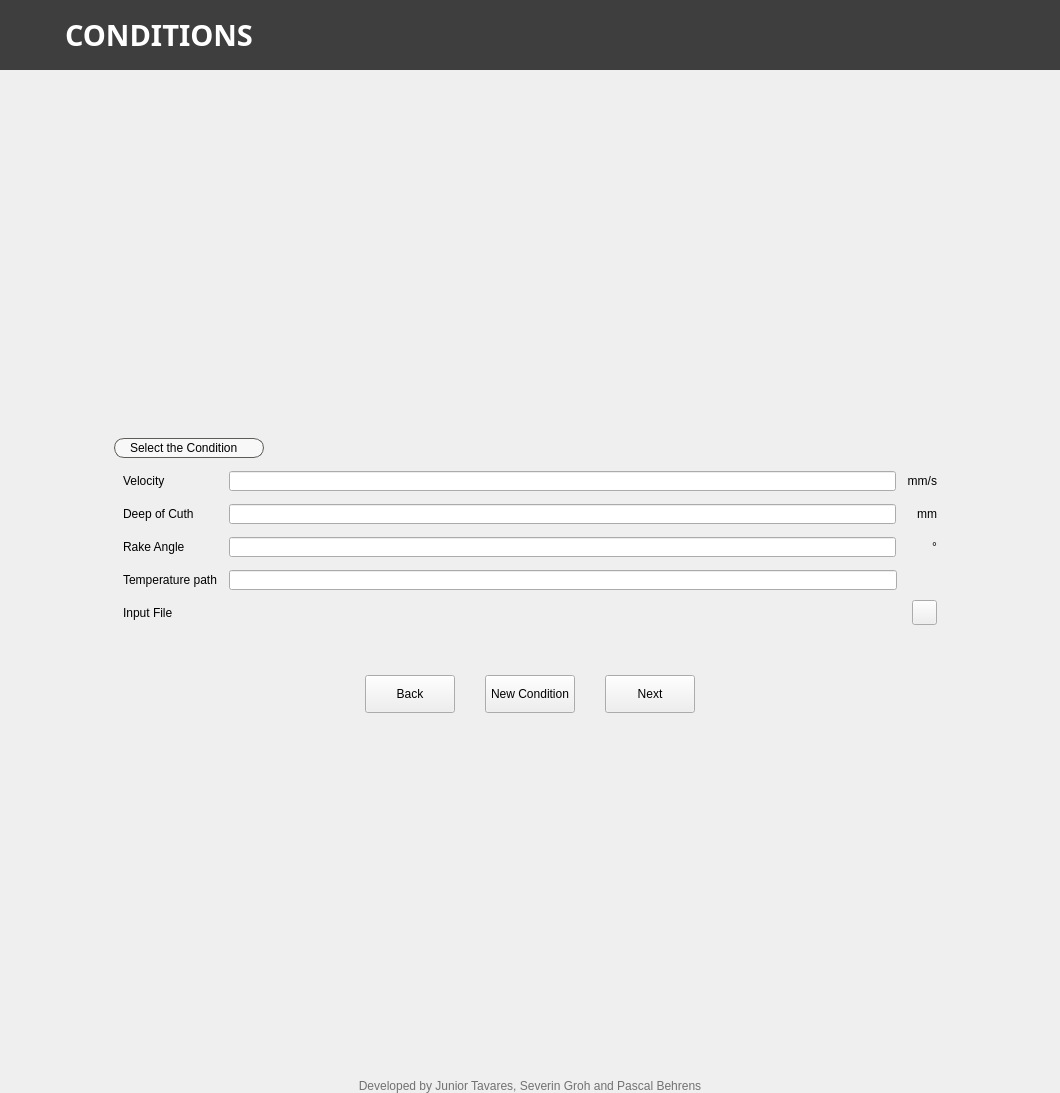
Qt form frontend/interface/form.ui (juniortavaress/material-model-calibration) before a commit.
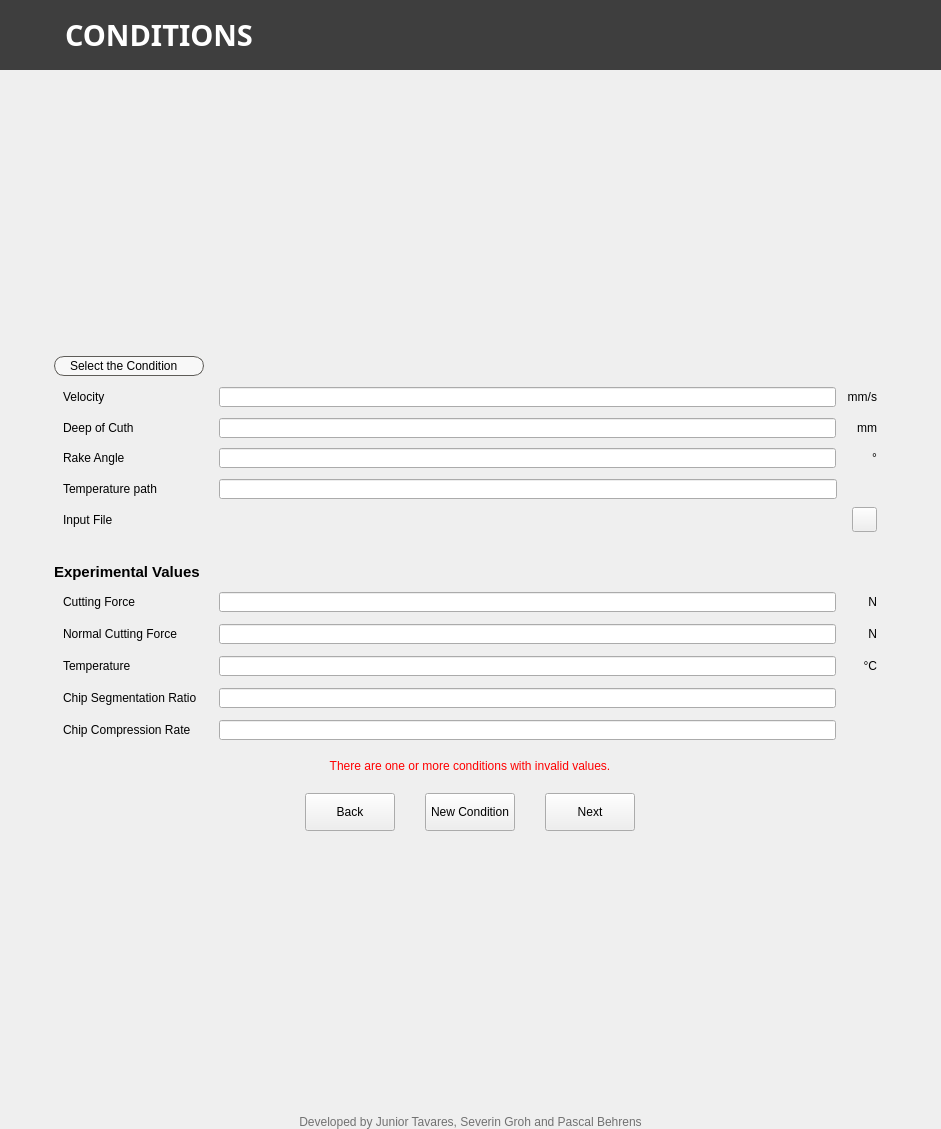
The same form after that commit. The open tabs and pages were chosen to show the change. Icons and pictures are not drawn.

Patch:
```diff
--- a/frontend/interface/form.ui
+++ b/frontend/interface/form.ui
@@ -6,8 +6,8 @@
    <rect>
     <x>0</x>
     <y>0</y>
-    <width>1060</width>
-    <height>1093</height>
+    <width>941</width>
+    <height>1129</height>
    </rect>
   </property>
   <property name="windowTitle">
@@ -1275,12 +1275,17 @@
       <widget class="QWidget" name="page_conditions">
        <property name="styleSheet">
         <string notr="true">/* QLabel and QLineEdit*/
-#label_input, #lineEdit_rakeAngle, #lineEdit_velocity, #lineEdit_tempPath, #lineEdit_deepCuth {
+#label_input {
 color: rgb(0, 0, 0);
 background-color: rgba(255, 255, 255, 150);
 border-radius: 10px;
 border: 1px solid rgb(113, 113, 113);}
 
+QLineEdit {
+color: rgb(0, 0, 0);
+background-color: rgba(255, 255, 255, 150);
+border-radius: 10px;
+border: 1px solid rgb(113, 113, 113);}
 
 /* QPushButton*/
 #button_input_file {
@@ -1407,10 +1412,16 @@
           <layout class="QHBoxLayout" name="horizontalLayout_66">
            <item>
             <widget class="QFrame" name="frame_12">
+             <property name="minimumSize">
+              <size>
+               <width>0</width>
+               <height>0</height>
+              </size>
+             </property>
              <property name="maximumSize">
               <size>
                <width>850</width>
-               <height>300</height>
+               <height>500</height>
               </size>
              </property>
              <property name="frameShape">
@@ -1533,13 +1544,13 @@
                      <widget class="QLabel" name="label_8">
                       <property name="minimumSize">
                        <size>
-                        <width>100</width>
+                        <width>150</width>
                         <height>0</height>
                        </size>
                       </property>
                       <property name="maximumSize">
                        <size>
-                        <width>100</width>
+                        <width>150</width>
                         <height>20</height>
                        </size>
                       </property>
@@ -1617,13 +1628,13 @@
                      <widget class="QLabel" name="label_11">
                       <property name="minimumSize">
                        <size>
-                        <width>100</width>
+                        <width>150</width>
                         <height>0</height>
                        </size>
                       </property>
                       <property name="maximumSize">
                        <size>
-                        <width>100</width>
+                        <width>150</width>
                         <height>20</height>
                        </size>
                       </property>
@@ -1701,13 +1712,13 @@
                      <widget class="QLabel" name="label_9">
                       <property name="minimumSize">
                        <size>
-                        <width>100</width>
+                        <width>150</width>
                         <height>0</height>
                        </size>
                       </property>
                       <property name="maximumSize">
                        <size>
-                        <width>100</width>
+                        <width>150</width>
                         <height>20</height>
                        </size>
                       </property>
@@ -1785,13 +1796,13 @@
                      <widget class="QLabel" name="label_13">
                       <property name="minimumSize">
                        <size>
-                        <width>100</width>
+                        <width>150</width>
                         <height>0</height>
                        </size>
                       </property>
                       <property name="maximumSize">
                        <size>
-                        <width>100</width>
+                        <width>150</width>
                         <height>20</height>
                        </size>
                       </property>
@@ -1863,13 +1874,13 @@
                      <widget class="QLabel" name="label_10">
                       <property name="minimumSize">
                        <size>
-                        <width>100</width>
+                        <width>150</width>
                         <height>0</height>
                        </size>
                       </property>
                       <property name="maximumSize">
                        <size>
-                        <width>100</width>
+                        <width>150</width>
                         <height>20</height>
                        </size>
                       </property>
@@ -1951,6 +1962,558 @@
                 </layout>
                </widget>
               </item>
+              <item>
+               <spacer name="verticalSpacer_8">
+                <property name="orientation">
+                 <enum>Qt::Orientation::Vertical</enum>
+                </property>
+                <property name="sizeType">
+                 <enum>QSizePolicy::Policy::Fixed</enum>
+                </property>
+                <property name="sizeHint" stdset="0">
+                 <size>
+                  <width>20</width>
+                  <height>10</height>
+                 </size>
+                </property>
+               </spacer>
+              </item>
+              <item>
+               <widget class="QFrame" name="frame_80">
+                <property name="minimumSize">
+                 <size>
+                  <width>0</width>
+                  <height>0</height>
+                 </size>
+                </property>
+                <property name="frameShape">
+                 <enum>QFrame::Shape::StyledPanel</enum>
+                </property>
+                <property name="frameShadow">
+                 <enum>QFrame::Shadow::Raised</enum>
+                </property>
+                <layout class="QVBoxLayout" name="verticalLayout_62">
+                 <item>
+                  <widget class="QFrame" name="frame_88">
+                   <property name="font">
+                    <font>
+                     <pointsize>11</pointsize>
+                     <bold>true</bold>
+                    </font>
+                   </property>
+                   <property name="frameShape">
+                    <enum>QFrame::Shape::StyledPanel</enum>
+                   </property>
+                   <property name="frameShadow">
+                    <enum>QFrame::Shadow::Raised</enum>
+                   </property>
+                   <layout class="QVBoxLayout" name="verticalLayout_63">
+                    <property name="spacing">
+                     <number>0</number>
+                    </property>
+                    <property name="leftMargin">
+                     <number>0</number>
+                    </property>
+                    <property name="topMargin">
+                     <number>0</number>
+                    </property>
+                    <property name="rightMargin">
+                     <number>0</number>
+                    </property>
+                    <property name="bottomMargin">
+                     <number>0</number>
+                    </property>
+                    <item>
+                     <widget class="QLabel" name="label_30">
+                      <property name="font">
+                       <font>
+                        <pointsize>11</pointsize>
+                        <bold>true</bold>
+                       </font>
+                      </property>
+                      <property name="text">
+                       <string>Experimental Values</string>
+                      </property>
+                     </widget>
+                    </item>
+                   </layout>
+                  </widget>
+                 </item>
+                 <item>
+                  <widget class="QFrame" name="frame_83">
+                   <property name="minimumSize">
+                    <size>
+                     <width>0</width>
+                     <height>30</height>
+                    </size>
+                   </property>
+                   <property name="frameShape">
+                    <enum>QFrame::Shape::NoFrame</enum>
+                   </property>
+                   <property name="frameShadow">
+                    <enum>QFrame::Shadow::Raised</enum>
+                   </property>
+                   <layout class="QHBoxLayout" name="horizontalLayout_102">
+                    <property name="topMargin">
+                     <number>0</number>
+                    </property>
+                    <property name="bottomMargin">
+                     <number>0</number>
+                    </property>
+                    <item>
+                     <widget class="QLabel" name="label_20">
+                      <property name="minimumSize">
+                       <size>
+                        <width>150</width>
+                        <height>0</height>
+                       </size>
+                      </property>
+                      <property name="maximumSize">
+                       <size>
+                        <width>150</width>
+                        <height>20</height>
+                       </size>
+                      </property>
+                      <property name="text">
+                       <string>Cutting Force</string>
+                      </property>
+                     </widget>
+                    </item>
+                    <item>
+                     <widget class="QLineEdit" name="lineEdit_cutting_force">
+                      <property name="minimumSize">
+                       <size>
+                        <width>0</width>
+                        <height>20</height>
+                       </size>
+                      </property>
+                      <property name="maximumSize">
+                       <size>
+                        <width>16777215</width>
+                        <height>20</height>
+                       </size>
+                      </property>
+                      <property name="alignment">
+                       <set>Qt::AlignmentFlag::AlignCenter</set>
+                      </property>
+                     </widget>
+                    </item>
+                    <item>
+                     <widget class="QLabel" name="label_21">
+                      <property name="minimumSize">
+                       <size>
+                        <width>35</width>
+                        <height>22</height>
+                       </size>
+                      </property>
+                      <property name="maximumSize">
+                       <size>
+                        <width>35</width>
+                        <height>22</height>
+                       </size>
+                      </property>
+                      <property name="text">
+                       <string>N</string>
+                      </property>
+                      <property name="alignment">
+                       <set>Qt::AlignmentFlag::AlignRight|Qt::AlignmentFlag::AlignTrailing|Qt::AlignmentFlag::AlignVCenter</set>
+                      </property>
+                     </widget>
+                    </item>
+                   </layout>
+                  </widget>
+                 </item>
+                 <item>
+                  <widget class="QFrame" name="frame_85">
+                   <property name="minimumSize">
+                    <size>
+                     <width>0</width>
+                     <height>30</height>
+                    </size>
+                   </property>
+                   <property name="frameShape">
+                    <enum>QFrame::Shape::NoFrame</enum>
+                   </property>
+                   <property name="frameShadow">
+                    <enum>QFrame::Shadow::Raised</enum>
+                   </property>
+                   <layout class="QHBoxLayout" name="horizontalLayout_104">
+                    <property name="topMargin">
+                     <number>0</number>
+                    </property>
+                    <property name="bottomMargin">
+                     <number>0</number>
+                    </property>
+                    <item>
+                     <widget class="QLabel" name="label_24">
+                      <property name="minimumSize">
+                       <size>
+                        <width>150</width>
+                        <height>0</height>
+                       </size>
+                      </property>
+                      <property name="maximumSize">
+                       <size>
+                        <width>150</width>
+                        <height>20</height>
+                       </size>
+                      </property>
+                      <property name="text">
+                       <string>Normal Cutting Force</string>
+                      </property>
+                     </widget>
+                    </item>
+                    <item>
+                     <widget class="QLineEdit" name="lineEdit_normal_force">
+                      <property name="minimumSize">
+                       <size>
+                        <width>0</width>
+                        <height>20</height>
+                       </size>
+                      </property>
+                      <property name="maximumSize">
+                       <size>
+                        <width>16777215</width>
+                        <height>20</height>
+                       </size>
+                      </property>
+                      <property name="alignment">
+                       <set>Qt::AlignmentFlag::AlignCenter</set>
+                      </property>
+                     </widget>
+                    </item>
+                    <item>
+                     <widget class="QLabel" name="label_25">
+                      <property name="minimumSize">
+                       <size>
+                        <width>35</width>
+                        <height>22</height>
+                       </size>
+                      </property>
+                      <property name="maximumSize">
+                       <size>
+                        <width>35</width>
+                        <height>22</height>
+                       </size>
+                      </property>
+                      <property name="text">
+                       <string>N</string>
+                      </property>
+                      <property name="alignment">
+                       <set>Qt::AlignmentFlag::AlignRight|Qt::AlignmentFlag::AlignTrailing|Qt::AlignmentFlag::AlignVCenter</set>
+                      </property>
+                     </widget>
+                    </item>
+                   </layout>
+                  </widget>
+                 </item>
+                 <item>
+                  <widget class="QFrame" name="frame_temperature">
+                   <property name="minimumSize">
+                    <size>
+                     <width>0</width>
+                     <height>30</height>
+                    </size>
+                   </property>
+                   <property name="frameShape">
+                    <enum>QFrame::Shape::NoFrame</enum>
+                   </property>
+                   <property name="frameShadow">
+                    <enum>QFrame::Shadow::Raised</enum>
+                   </property>
+                   <layout class="QHBoxLayout" name="horizontalLayout_103">
+                    <property name="topMargin">
+                     <number>0</number>
+                    </property>
+                    <property name="bottomMargin">
+                     <number>0</number>
+                    </property>
+                    <item>
+                     <widget class="QLabel" name="label_22">
+                      <property name="minimumSize">
+                       <size>
+                        <width>150</width>
+                        <height>0</height>
+                       </size>
+                      </property>
+                      <property name="maximumSize">
+                       <size>
+                        <width>150</width>
+                        <height>20</height>
+                       </size>
+                      </property>
+                      <property name="text">
+                       <string>Temperature</string>
+                      </property>
+                     </widget>
+                    </item>
+                    <item>
+                     <widget class="QLineEdit" name="lineEdit_temperature">
+                      <property name="minimumSize">
+                       <size>
+                        <width>0</width>
+                        <height>20</height>
+                       </size>
+                      </property>
+                      <property name="maximumSize">
+                       <size>
+                        <width>16777215</width>
+                        <height>20</height>
+                       </size>
+                      </property>
+                      <property name="alignment">
+                       <set>Qt::AlignmentFlag::AlignCenter</set>
+                      </property>
+                     </widget>
+                    </item>
+                    <item>
+                     <widget class="QLabel" name="label_23">
+                      <property name="minimumSize">
+                       <size>
+                        <width>35</width>
+                        <height>22</height>
+                       </size>
+                      </property>
+                      <property name="maximumSize">
+                       <size>
+                        <width>35</width>
+                        <height>22</height>
+                       </size>
+                      </property>
+                      <property name="text">
+                       <string>°C</string>
+                      </property>
+                      <property name="alignment">
+                       <set>Qt::AlignmentFlag::AlignRight|Qt::AlignmentFlag::AlignTrailing|Qt::AlignmentFlag::AlignVCenter</set>
+                      </property>
+                     </widget>
+                    </item>
+                   </layout>
+                  </widget>
+                 </item>
+                 <item>
+                  <widget class="QFrame" name="frame_87">
+                   <property name="minimumSize">
+                    <size>
+                     <width>0</width>
+                     <height>30</height>
+                    </size>
+                   </property>
+                   <property name="frameShape">
+                    <enum>QFrame::Shape::NoFrame</enum>
+                   </property>
+                   <property name="frameShadow">
+                    <enum>QFrame::Shadow::Raised</enum>
+                   </property>
+                   <layout class="QHBoxLayout" name="horizontalLayout_107">
+                    <property name="topMargin">
+                     <number>0</number>
+                    </property>
+                    <property name="bottomMargin">
+                     <number>0</number>
+                    </property>
+                    <item>
+                     <widget class="QLabel" name="label_28">
+                      <property name="minimumSize">
+                       <size>
+                        <width>150</width>
+                        <height>0</height>
+                       </size>
+                      </property>
+                      <property name="maximumSize">
+                       <size>
+                        <width>150</width>
+                        <height>20</height>
+                       </size>
+                      </property>
+                      <property name="text">
+                       <string>Chip Segmentation Ratio</string>
+                      </property>
+                     </widget>
+                    </item>
+                    <item>
+                     <widget class="QLineEdit" name="lineEdit_CSR">
+                      <property name="minimumSize">
+                       <size>
+                        <width>0</width>
+                        <height>20</height>
+                       </size>
+                      </property>
+                      <property name="maximumSize">
+                       <size>
+                        <width>16777215</width>
+                        <height>20</height>
+                       </size>
+                      </property>
+                      <property name="alignment">
+                       <set>Qt::AlignmentFlag::AlignCenter</set>
+                      </property>
+                     </widget>
+                    </item>
+                    <item>
+                     <widget class="QLabel" name="label_29">
+                      <property name="minimumSize">
+                       <size>
+                        <width>35</width>
+                        <height>22</height>
+                       </size>
+                      </property>
+                      <property name="maximumSize">
+                       <size>
+                        <width>35</width>
+                        <height>22</height>
+                       </size>
+                      </property>
+                      <property name="text">
+                       <string/>
+                      </property>
+                      <property name="alignment">
+                       <set>Qt::AlignmentFlag::AlignRight|Qt::AlignmentFlag::AlignTrailing|Qt::AlignmentFlag::AlignVCenter</set>
+                      </property>
+                     </widget>
+                    </item>
+                   </layout>
+                  </widget>
+                 </item>
+                 <item>
+                  <widget class="QFrame" name="frame_86">
+                   <property name="minimumSize">
+                    <size>
+                     <width>0</width>
+                     <height>30</height>
+                    </size>
+                   </property>
+                   <property name="frameShape">
+                    <enum>QFrame::Shape::NoFrame</enum>
+                   </property>
+                   <property name="frameShadow">
+                    <enum>QFrame::Shadow::Raised</enum>
+                   </property>
+                   <layout class="QHBoxLayout" name="horizontalLayout_106">
+                    <property name="topMargin">
+                     <number>0</number>
+                    </property>
+                    <property name="bottomMargin">
+                     <number>0</number>
+                    </property>
+                    <item>
+                     <widget class="QLabel" name="label_26">
+                      <property name="minimumSize">
+                       <size>
+                        <width>150</width>
+                        <height>0</height>
+                       </size>
+                      </property>
+                      <property name="maximumSize">
+                       <size>
+                        <width>150</width>
+                        <height>20</height>
+                       </size>
+                      </property>
+                      <property name="text">
+                       <string>Chip Compression Rate</string>
+                      </property>
+                     </widget>
+                    </item>
+                    <item>
+                     <widget class="QLineEdit" name="lineEdit_CCR">
+                      <property name="minimumSize">
+                       <size>
+                        <width>0</width>
+                        <height>20</height>
+                       </size>
+                      </property>
+                      <property name="maximumSize">
+                       <size>
+                        <width>16777215</width>
+                        <height>20</height>
+                       </size>
+                      </property>
+                      <property name="alignment">
+                       <set>Qt::AlignmentFlag::AlignCenter</set>
+                      </property>
+                     </widget>
+                    </item>
+                    <item>
+                     <widget class="QLabel" name="label_27">
+                      <property name="minimumSize">
+                       <size>
+                        <width>35</width>
+                        <height>22</height>
+                       </size>
+                      </property>
+                      <property name="maximumSize">
+                       <size>
+                        <width>35</width>
+                        <height>22</height>
+                       </size>
+                      </property>
+                      <property name="text">
+                       <string/>
+                      </property>
+                      <property name="alignment">
+                       <set>Qt::AlignmentFlag::AlignRight|Qt::AlignmentFlag::AlignTrailing|Qt::AlignmentFlag::AlignVCenter</set>
+                      </property>
+                     </widget>
+                    </item>
+                   </layout>
+                  </widget>
+                 </item>
+                </layout>
+               </widget>
+              </item>
+              <item>
+               <widget class="QFrame" name="frame_79">
+                <property name="minimumSize">
+                 <size>
+                  <width>0</width>
+                  <height>20</height>
+                 </size>
+                </property>
+                <property name="maximumSize">
+                 <size>
+                  <width>16777215</width>
+                  <height>20</height>
+                 </size>
+                </property>
+                <property name="frameShape">
+                 <enum>QFrame::Shape::StyledPanel</enum>
+                </property>
+                <property name="frameShadow">
+                 <enum>QFrame::Shadow::Raised</enum>
+                </property>
+                <layout class="QHBoxLayout" name="horizontalLayout_91">
+                 <property name="spacing">
+                  <number>0</number>
+                 </property>
+                 <property name="leftMargin">
+                  <number>0</number>
+                 </property>
+                 <property name="topMargin">
+                  <number>0</number>
+                 </property>
+                 <property name="rightMargin">
+                  <number>0</number>
+                 </property>
+                 <property name="bottomMargin">
+                  <number>0</number>
+                 </property>
+                 <item>
+                  <widget class="QLabel" name="label_condition_warning">
+                   <property name="styleSheet">
+                    <string notr="true">color: rgb(255, 0, 0);</string>
+                   </property>
+                   <property name="text">
+                    <string>There are one or more conditions with invalid values.</string>
+                   </property>
+                   <property name="alignment">
+                    <set>Qt::AlignmentFlag::AlignCenter</set>
+                   </property>
+                  </widget>
+                 </item>
+                </layout>
+               </widget>
+              </item>
               <item>
                <spacer name="verticalSpacer_11">
                 <property name="orientation">
```
Left out of the diff: 393 changed lines with no effect on the pictures.
